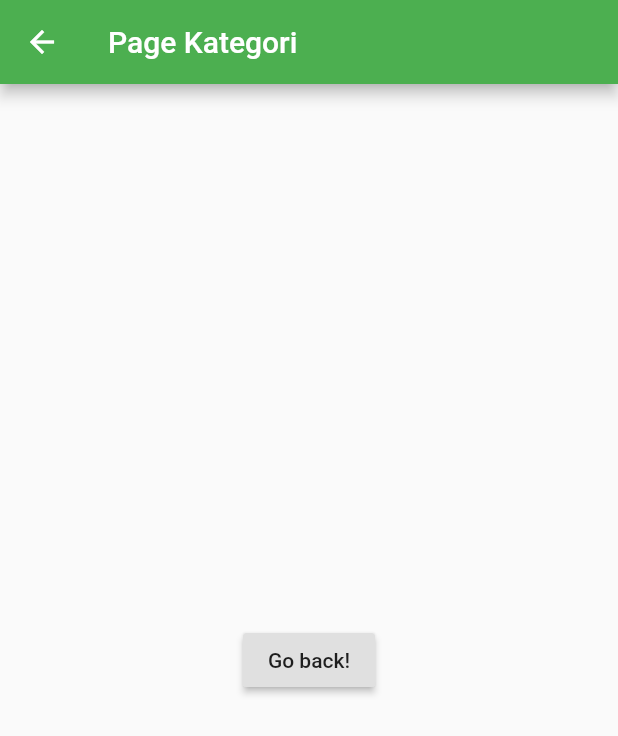
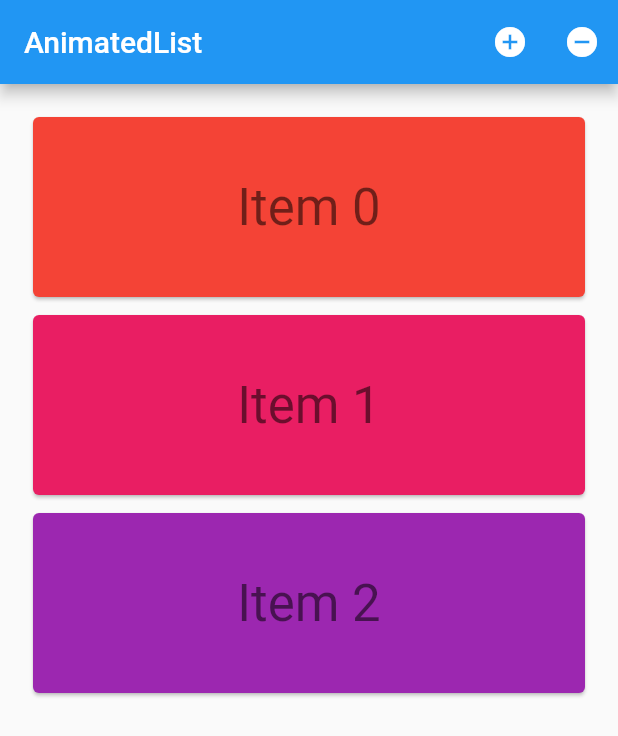
Before and after one commit to kegini/sempak, a Flutter app: the screen it shows after launch, after a tap on "Jajanan Depan Komplek", on a phone screen of 412 x 824 dp. Shown: the top 736 px of the screen. Run offline on Flutter 3.47's test engine with Material 2 defaults, Android fonts, the phone set to English and light mode, and no system bars; our stand-ins replace splashscreen.

Commit message:
Add list view

```diff
--- a/lib/main.dart
+++ b/lib/main.dart
@@ -1,7 +1,6 @@
 import 'package:flutter/material.dart';
 import 'page/home/page_home.dart';
 import 'package:splashscreen/splashscreen.dart';
-import 'page/item/page_detail_item.dart';
 
 void main() {
   runApp(new MaterialApp(
--- a/lib/page/home/page_home.dart
+++ b/lib/page/home/page_home.dart
@@ -25,7 +25,7 @@ class _MyHomePageState extends State<MyHomePage> {
       onPressed: () {
         Navigator.push(
           context,
-          MaterialPageRoute(builder: (context) => PageKatagori()),
+          MaterialPageRoute(builder: (context) => PageKatagoriList()),
         );
       },
       child: Column(
--- a/lib/page/katagori/page_katagori.dart
+++ b/lib/page/katagori/page_katagori.dart
@@ -1,29 +1,203 @@
+import 'package:flutter/foundation.dart';
 import 'package:flutter/material.dart';
 
-class PageKatagori extends StatefulWidget {
-  final String title;
+class PageKatagoriList extends StatefulWidget {
+  @override
+  _AnimatedListSampleState createState() => _AnimatedListSampleState();
+}
 
-  PageKatagori({Key key, this.title}) : super(key: key);
+class _AnimatedListSampleState extends State<PageKatagoriList> {
+  final GlobalKey<AnimatedListState> _listKey = GlobalKey<AnimatedListState>();
+  ListModel<int> _list;
+  int _selectedItem;
+  int _nextItem; // The next item inserted when the user presses the '+' button.
 
   @override
-  _PageKatagori createState() => _PageKatagori();
-}
+  void initState() {
+    super.initState();
+    _list = ListModel<int>(
+      listKey: _listKey,
+      initialItems: <int>[0, 1, 2],
+      removedItemBuilder: _buildRemovedItem,
+    );
+    _nextItem = 3;
+  }
 
-class _PageKatagori extends State<PageKatagori> {
+  // Used to build list items that haven't been removed.
+  Widget _buildItem(
+      BuildContext context, int index, Animation<double> animation) {
+    return CardItem(
+      animation: animation,
+      item: _list[index],
+      selected: _selectedItem == _list[index],
+      onTap: () {
+        setState(() {
+          _selectedItem = _selectedItem == _list[index] ? null : _list[index];
+        });
+      },
+    );
+  }
+
+  // Used to build an item after it has been removed from the list. This method is
+  // needed because a removed item remains  visible until its animation has
+  // completed (even though it's gone as far this ListModel is concerned).
+  // The widget will be used by the [AnimatedListState.removeItem] method's
+  // [AnimatedListRemovedItemBuilder] parameter.
+  Widget _buildRemovedItem(
+      int item, BuildContext context, Animation<double> animation) {
+    return CardItem(
+      animation: animation,
+      item: item,
+      selected: false,
+      // No gesture detector here: we don't want removed items to be interactive.
+    );
+  }
+
+  // Insert the "next item" into the list model.
+  void _insert() {
+    final int index =
+        _selectedItem == null ? _list.length : _list.indexOf(_selectedItem);
+    _list.insert(index, _nextItem++);
+  }
+
+  // Remove the selected item from the list model.
+  void _remove() {
+    if (_selectedItem != null) {
+      _list.removeAt(_list.indexOf(_selectedItem));
+      setState(() {
+        _selectedItem = null;
+      });
+    }
+  }
+
   @override
   Widget build(BuildContext context) {
-    return Scaffold(
-      appBar: AppBar(
-        title: Text("Page Kategori"),
-      ),
-      body: Center(
-        child: RaisedButton(
-          onPressed: () {
-            Navigator.pop(context);
-          },
-          child: Text('Go back!'),
+    return MaterialApp(
+      home: Scaffold(
+        appBar: AppBar(
+          title: const Text('AnimatedList'),
+          actions: <Widget>[
+            IconButton(
+              icon: const Icon(Icons.add_circle),
+              onPressed: _insert,
+              tooltip: 'insert a new item',
+            ),
+            IconButton(
+              icon: const Icon(Icons.remove_circle),
+              onPressed: _remove,
+              tooltip: 'remove the selected item',
+            ),
+          ],
+        ),
+        body: Padding(
+          padding: const EdgeInsets.all(16.0),
+          child: AnimatedList(
+            key: _listKey,
+            initialItemCount: _list.length,
+            itemBuilder: _buildItem,
+          ),
         ),
       ),
     );
   }
 }
+
+/// Keeps a Dart List in sync with an AnimatedList.
+///
+/// The [insert] and [removeAt] methods apply to both the internal list and the
+/// animated list that belongs to [listKey].
+///
+/// This class only exposes as much of the Dart List API as is needed by the
+/// sample app. More list methods are easily added, however methods that mutate the
+/// list must make the same changes to the animated list in terms of
+/// [AnimatedListState.insertItem] and [AnimatedList.removeItem].
+class ListModel<E> {
+  ListModel({
+    @required this.listKey,
+    @required this.removedItemBuilder,
+    Iterable<E> initialItems,
+  })  : assert(listKey != null),
+        assert(removedItemBuilder != null),
+        _items = List<E>.from(initialItems ?? <E>[]);
+
+  final GlobalKey<AnimatedListState> listKey;
+  final dynamic removedItemBuilder;
+  final List<E> _items;
+
+  AnimatedListState get _animatedList => listKey.currentState;
+
+  void insert(int index, E item) {
+    _items.insert(index, item);
+    _animatedList.insertItem(index);
+  }
+
+  E removeAt(int index) {
+    final E removedItem = _items.removeAt(index);
+    if (removedItem != null) {
+      _animatedList.removeItem(index,
+          (BuildContext context, Animation<double> animation) {
+        return removedItemBuilder(removedItem, context, animation);
+      });
+    }
+    return removedItem;
+  }
+
+  int get length => _items.length;
+
+  E operator [](int index) => _items[index];
+
+  int indexOf(E item) => _items.indexOf(item);
+}
+
+/// Displays its integer item as 'item N' on a Card whose color is based on
+/// the item's value. The text is displayed in bright green if selected is true.
+/// This widget's height is based on the animation parameter, it varies
+/// from 0 to 128 as the animation varies from 0.0 to 1.0.
+class CardItem extends StatelessWidget {
+  const CardItem(
+      {Key key,
+      @required this.animation,
+      this.onTap,
+      @required this.item,
+      this.selected: false})
+      : assert(animation != null),
+        assert(item != null && item >= 0),
+        assert(selected != null),
+        super(key: key);
+
+  final Animation<double> animation;
+  final VoidCallback onTap;
+  final int item;
+  final bool selected;
+
+  @override
+  Widget build(BuildContext context) {
+    TextStyle textStyle = Theme.of(context).textTheme.display1;
+    if (selected)
+      textStyle = textStyle.copyWith(color: Colors.lightGreenAccent[400]);
+    return Padding(
+      padding: const EdgeInsets.all(2.0),
+      child: SizeTransition(
+        axis: Axis.vertical,
+        sizeFactor: animation,
+        child: GestureDetector(
+          behavior: HitTestBehavior.opaque,
+          onTap: onTap,
+          child: SizedBox(
+            height: 128.0,
+            child: Card(
+              color: Colors.primaries[item % Colors.primaries.length],
+              child: Center(
+                child: Text('Item $item', style: textStyle),
+              ),
+            ),
+          ),
+        ),
+      ),
+    );
+  }
+}
+
+// void main() {
+//   runApp(PageKatagoriList());
+// }
```
